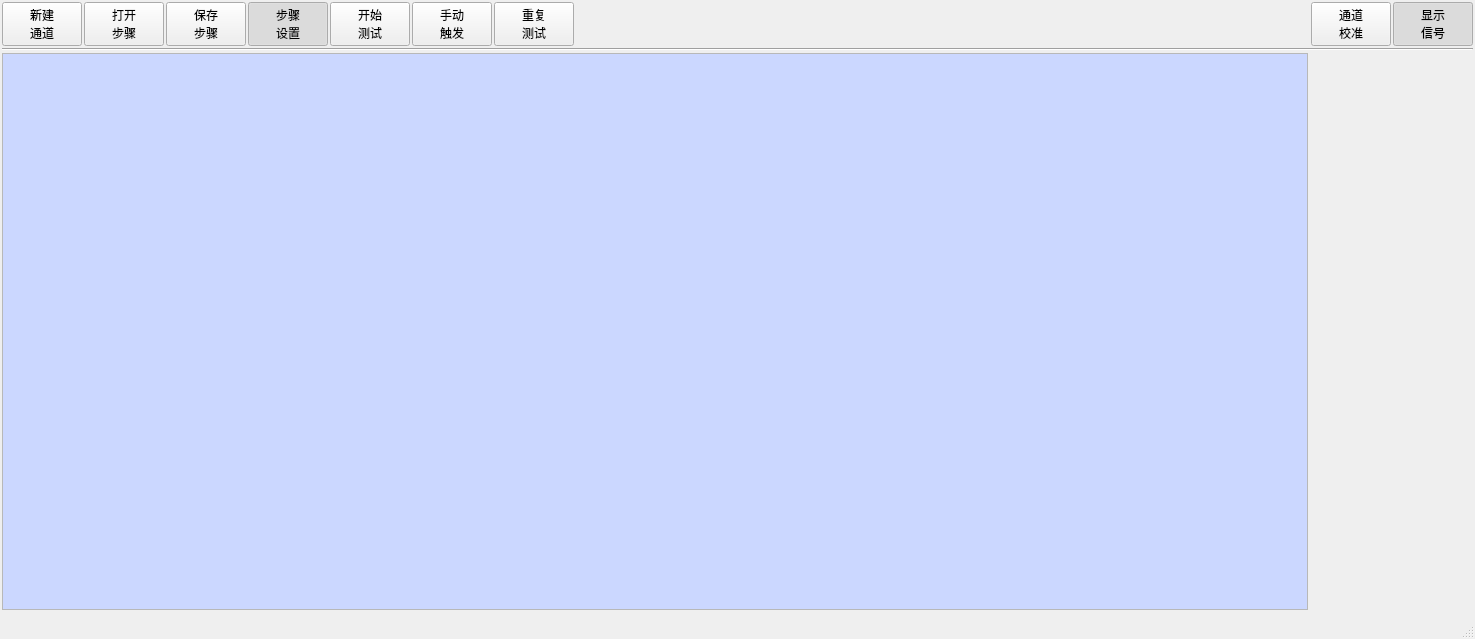
Above: UiFiles/clsMainTestWindow.ui from caicaiking/WKELightWave before the change. Below: the same form after it.
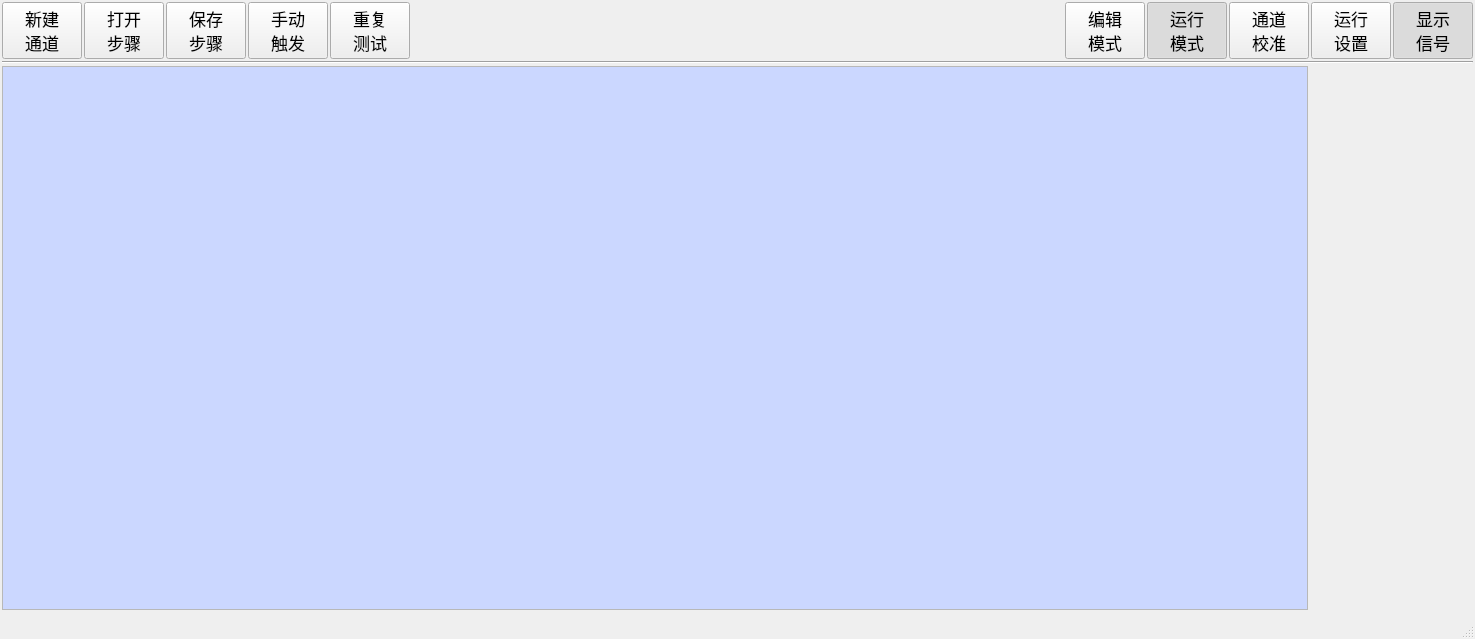
That is the form after the change. Icons and pictures are not drawn.

Commit message: 增加了新的图标和修改了软件运行界面和逻辑

Diff of the .ui file:
```diff
--- a/UiFiles/clsMainTestWindow.ui
+++ b/UiFiles/clsMainTestWindow.ui
@@ -10,6 +10,11 @@
     <height>639</height>
    </rect>
   </property>
+  <property name="font">
+   <font>
+    <pointsize>9</pointsize>
+   </font>
+  </property>
   <property name="windowTitle">
    <string>WKE LightWave</string>
   </property>
@@ -46,10 +51,19 @@
        <widget class="QPushButton" name="btnNewSetup">
         <property name="minimumSize">
          <size>
-          <width>0</width>
-          <height>40</height>
+          <width>80</width>
+          <height>50</height>
          </size>
         </property>
+        <property name="font">
+         <font>
+          <family>楷体</family>
+          <pointsize>13</pointsize>
+          <weight>50</weight>
+          <italic>false</italic>
+          <bold>false</bold>
+         </font>
+        </property>
         <property name="styleSheet">
          <string notr="true">font: 11pt &quot;楷体&quot;;</string>
         </property>
@@ -61,16 +75,31 @@
          <iconset resource="../images/res.qrc">
           <normaloff>:/new.png</normaloff>:/new.png</iconset>
         </property>
+        <property name="iconSize">
+         <size>
+          <width>26</width>
+          <height>26</height>
+         </size>
+        </property>
        </widget>
       </item>
       <item>
        <widget class="QPushButton" name="btnOpenSetup">
         <property name="minimumSize">
          <size>
-          <width>0</width>
-          <height>40</height>
+          <width>80</width>
+          <height>50</height>
          </size>
         </property>
+        <property name="font">
+         <font>
+          <family>楷体</family>
+          <pointsize>13</pointsize>
+          <weight>50</weight>
+          <italic>false</italic>
+          <bold>false</bold>
+         </font>
+        </property>
         <property name="styleSheet">
          <string notr="true">font: 11pt &quot;楷体&quot;;</string>
         </property>
@@ -82,16 +111,31 @@
          <iconset resource="../images/res.qrc">
           <normaloff>:/open.png</normaloff>:/open.png</iconset>
         </property>
+        <property name="iconSize">
+         <size>
+          <width>26</width>
+          <height>26</height>
+         </size>
+        </property>
        </widget>
       </item>
       <item>
        <widget class="QPushButton" name="btnSaveSetup">
         <property name="minimumSize">
          <size>
-          <width>0</width>
-          <height>40</height>
+          <width>80</width>
+          <height>50</height>
          </size>
         </property>
+        <property name="font">
+         <font>
+          <family>楷体</family>
+          <pointsize>13</pointsize>
+          <weight>50</weight>
+          <italic>false</italic>
+          <bold>false</bold>
+         </font>
+        </property>
         <property name="styleSheet">
          <string notr="true">font: 11pt &quot;楷体&quot;;</string>
         </property>
@@ -103,82 +147,31 @@
          <iconset resource="../images/res.qrc">
           <normaloff>:/stepSave.png</normaloff>:/stepSave.png</iconset>
         </property>
-       </widget>
-      </item>
-      <item>
-       <widget class="QPushButton" name="btnSettings">
-        <property name="minimumSize">
-         <size>
-          <width>0</width>
-          <height>40</height>
-         </size>
-        </property>
-        <property name="styleSheet">
-         <string notr="true">font: 11pt &quot;楷体&quot;;</string>
-        </property>
-        <property name="text">
-         <string>步骤
-设置</string>
-        </property>
-        <property name="icon">
-         <iconset resource="../images/res.qrc">
-          <normaloff>:/chennal.png</normaloff>:/chennal.png</iconset>
-        </property>
-        <property name="checkable">
-         <bool>true</bool>
-        </property>
-        <property name="checked">
-         <bool>true</bool>
-        </property>
-        <property name="autoExclusive">
-         <bool>true</bool>
-        </property>
-       </widget>
-      </item>
-      <item>
-       <widget class="QPushButton" name="btnRunning">
-        <property name="minimumSize">
-         <size>
-          <width>0</width>
-          <height>40</height>
-         </size>
-        </property>
-        <property name="styleSheet">
-         <string notr="true">font: 11pt &quot;楷体&quot;;</string>
-        </property>
-        <property name="text">
-         <string>开始
-测试</string>
-        </property>
-        <property name="icon">
-         <iconset resource="../images/res.qrc">
-          <normaloff>:/run2.png</normaloff>:/run2.png</iconset>
-        </property>
         <property name="iconSize">
          <size>
-          <width>20</width>
-          <height>20</height>
+          <width>26</width>
+          <height>26</height>
          </size>
         </property>
-        <property name="checkable">
-         <bool>true</bool>
-        </property>
-        <property name="checked">
-         <bool>false</bool>
-        </property>
-        <property name="autoExclusive">
-         <bool>true</bool>
-        </property>
        </widget>
       </item>
       <item>
        <widget class="QPushButton" name="btnTrig">
         <property name="minimumSize">
          <size>
-          <width>0</width>
-          <height>40</height>
+          <width>80</width>
+          <height>50</height>
          </size>
         </property>
+        <property name="font">
+         <font>
+          <family>楷体</family>
+          <pointsize>13</pointsize>
+          <weight>50</weight>
+          <italic>false</italic>
+          <bold>false</bold>
+         </font>
+        </property>
         <property name="styleSheet">
          <string notr="true">font: 11pt &quot;楷体&quot;;</string>
         </property>
@@ -192,8 +185,8 @@
         </property>
         <property name="iconSize">
          <size>
-          <width>20</width>
-          <height>20</height>
+          <width>26</width>
+          <height>26</height>
          </size>
         </property>
         <property name="shortcut">
@@ -205,10 +198,19 @@
        <widget class="QPushButton" name="btnReptive">
         <property name="minimumSize">
          <size>
-          <width>0</width>
-          <height>40</height>
+          <width>80</width>
+          <height>50</height>
          </size>
         </property>
+        <property name="font">
+         <font>
+          <family>楷体</family>
+          <pointsize>13</pointsize>
+          <weight>50</weight>
+          <italic>false</italic>
+          <bold>false</bold>
+         </font>
+        </property>
         <property name="styleSheet">
          <string notr="true">font: 11pt &quot;楷体&quot;;</string>
         </property>
@@ -222,8 +224,8 @@
         </property>
         <property name="iconSize">
          <size>
-          <width>20</width>
-          <height>20</height>
+          <width>26</width>
+          <height>26</height>
          </size>
         </property>
         <property name="shortcut">
@@ -247,14 +249,119 @@
         </property>
        </spacer>
       </item>
+      <item>
+       <widget class="QPushButton" name="btnRunning">
+        <property name="minimumSize">
+         <size>
+          <width>80</width>
+          <height>50</height>
+         </size>
+        </property>
+        <property name="font">
+         <font>
+          <family>楷体</family>
+          <pointsize>13</pointsize>
+          <weight>50</weight>
+          <italic>false</italic>
+          <bold>false</bold>
+         </font>
+        </property>
+        <property name="styleSheet">
+         <string notr="true"/>
+        </property>
+        <property name="text">
+         <string>编辑
+模式</string>
+        </property>
+        <property name="icon">
+         <iconset resource="../images/res.qrc">
+          <normaloff>:/settings3.png</normaloff>:/settings3.png</iconset>
+        </property>
+        <property name="iconSize">
+         <size>
+          <width>26</width>
+          <height>26</height>
+         </size>
+        </property>
+        <property name="shortcut">
+         <string>Ctrl+R</string>
+        </property>
+        <property name="checkable">
+         <bool>true</bool>
+        </property>
+        <property name="checked">
+         <bool>false</bool>
+        </property>
+        <property name="autoExclusive">
+         <bool>true</bool>
+        </property>
+       </widget>
+      </item>
+      <item>
+       <widget class="QPushButton" name="btnSettings">
+        <property name="minimumSize">
+         <size>
+          <width>80</width>
+          <height>50</height>
+         </size>
+        </property>
+        <property name="font">
+         <font>
+          <family>楷体</family>
+          <pointsize>13</pointsize>
+          <weight>50</weight>
+          <italic>false</italic>
+          <bold>false</bold>
+         </font>
+        </property>
+        <property name="styleSheet">
+         <string notr="true"/>
+        </property>
+        <property name="text">
+         <string>运行
+模式</string>
+        </property>
+        <property name="icon">
+         <iconset resource="../images/res.qrc">
+          <normaloff>:/Start1.png</normaloff>:/Start1.png</iconset>
+        </property>
+        <property name="iconSize">
+         <size>
+          <width>26</width>
+          <height>26</height>
+         </size>
+        </property>
+        <property name="shortcut">
+         <string>Ctrl+E</string>
+        </property>
+        <property name="checkable">
+         <bool>true</bool>
+        </property>
+        <property name="checked">
+         <bool>true</bool>
+        </property>
+        <property name="autoExclusive">
+         <bool>true</bool>
+        </property>
+       </widget>
+      </item>
       <item>
        <widget class="QPushButton" name="btnChannelCalibration">
         <property name="minimumSize">
          <size>
-          <width>0</width>
-          <height>40</height>
+          <width>80</width>
+          <height>50</height>
          </size>
         </property>
+        <property name="font">
+         <font>
+          <family>楷体</family>
+          <pointsize>13</pointsize>
+          <weight>50</weight>
+          <italic>false</italic>
+          <bold>false</bold>
+         </font>
+        </property>
         <property name="styleSheet">
          <string notr="true">font: 11pt &quot;楷体&quot;;</string>
         </property>
@@ -268,8 +375,50 @@
         </property>
         <property name="iconSize">
          <size>
-          <width>20</width>
-          <height>20</height>
+          <width>26</width>
+          <height>26</height>
+         </size>
+        </property>
+        <property name="shortcut">
+         <string>Return</string>
+        </property>
+        <property name="checkable">
+         <bool>false</bool>
+        </property>
+       </widget>
+      </item>
+      <item>
+       <widget class="QPushButton" name="btnRunSettings">
+        <property name="minimumSize">
+         <size>
+          <width>80</width>
+          <height>50</height>
+         </size>
+        </property>
+        <property name="font">
+         <font>
+          <family>楷体</family>
+          <pointsize>13</pointsize>
+          <weight>50</weight>
+          <italic>false</italic>
+          <bold>false</bold>
+         </font>
+        </property>
+        <property name="styleSheet">
+         <string notr="true"/>
+        </property>
+        <property name="text">
+         <string>运行
+设置</string>
+        </property>
+        <property name="icon">
+         <iconset resource="../images/res.qrc">
+          <normaloff>:/Settings2.png</normaloff>:/Settings2.png</iconset>
+        </property>
+        <property name="iconSize">
+         <size>
+          <width>26</width>
+          <height>26</height>
          </size>
         </property>
         <property name="shortcut">
@@ -284,10 +433,19 @@
        <widget class="QPushButton" name="btnSignal">
         <property name="minimumSize">
          <size>
-          <width>0</width>
-          <height>40</height>
+          <width>80</width>
+          <height>50</height>
          </size>
         </property>
+        <property name="font">
+         <font>
+          <family>楷体</family>
+          <pointsize>13</pointsize>
+          <weight>50</weight>
+          <italic>false</italic>
+          <bold>false</bold>
+         </font>
+        </property>
         <property name="styleSheet">
          <string notr="true">font: 11pt &quot;楷体&quot;;</string>
         </property>
@@ -301,8 +459,8 @@
         </property>
         <property name="iconSize">
          <size>
-          <width>20</width>
-          <height>20</height>
+          <width>26</width>
+          <height>26</height>
          </size>
         </property>
         <property name="checkable">
@@ -359,7 +517,7 @@
               <x>0</x>
               <y>0</y>
               <width>1302</width>
-              <height>539</height>
+              <height>529</height>
              </rect>
             </property>
             <layout class="QVBoxLayout" name="verticalLayout_3">
```
Left out of the diff: 85 changed lines with no effect on the pictures. The commit also changes 9 other files.
